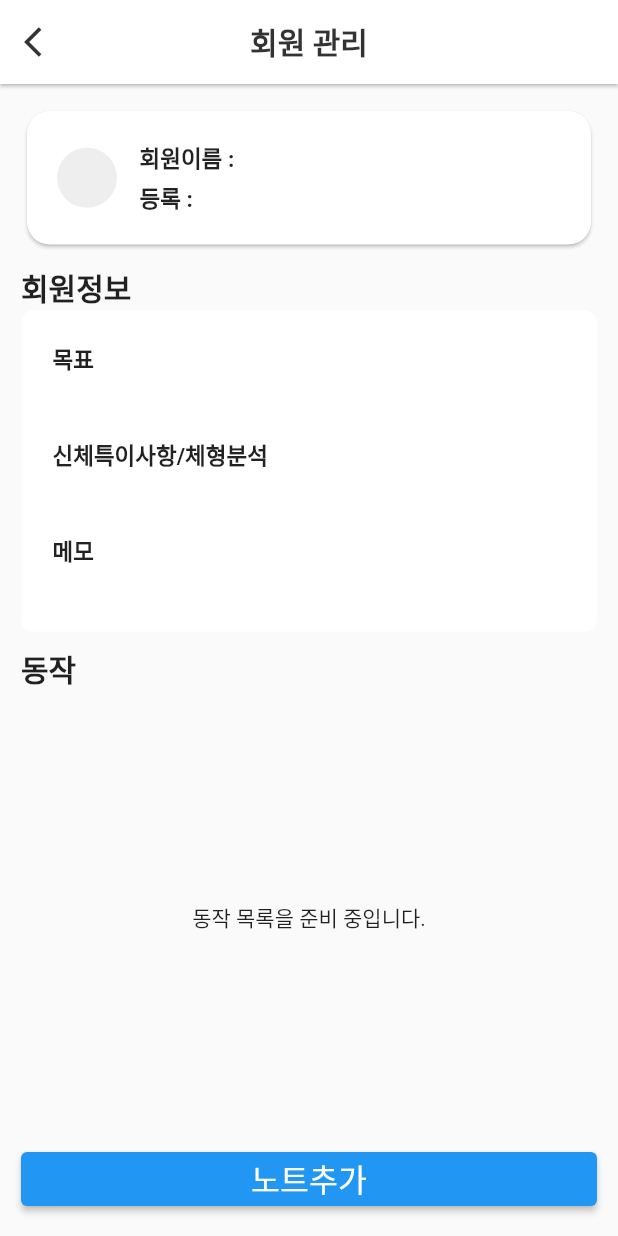
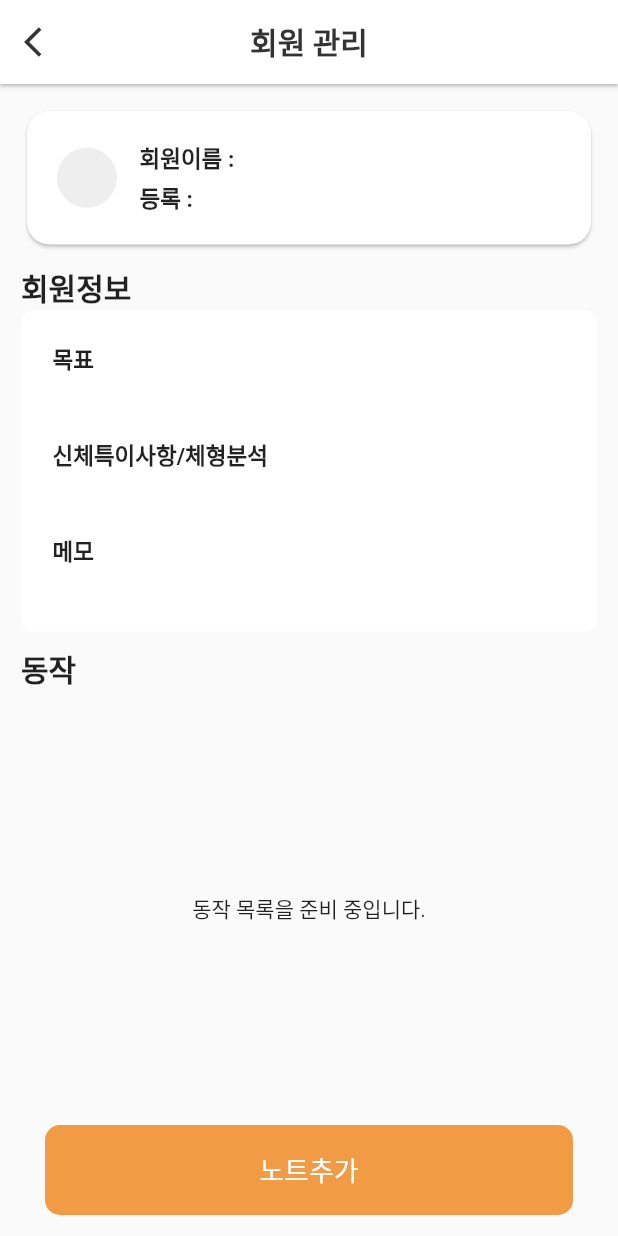
Before and after one commit to JuetEm/BetterCoach202, a Flutter app: the MemberInfo screen opened directly with empty values, on a phone screen of 412 x 824 dp. Run offline on Flutter 3.47's test engine with Material 2 defaults, Android fonts, the phone set to English and light mode, and no system bars; our stand-ins replace cloud_firestore, firebase_auth, firebase_core, firebase_storage, table_calendar; accounts and stored records are empty; Roboto replaces fonts that are missing (Pretendard).

Commit message:
note add button change

```diff
--- a/lib/memberInfo.dart
+++ b/lib/memberInfo.dart
@@ -198,19 +198,38 @@ class _MemberInfoState extends State<MemberInfo> {
 
                   /// 추가 버튼
                   ElevatedButton(
-                    child: Text("노트추가", style: TextStyle(fontSize: 21)),
+                    style: ElevatedButton.styleFrom(
+                      backgroundColor: Colors.transparent,
+                      shadowColor: Colors.transparent,
+                    ),
+                    child: Container(
+                      decoration: BoxDecoration(
+                        borderRadius: BorderRadius.all(
+                          Radius.circular(10.0),
+                        ),
+                        color: Palette.buttonOrange,
+                      ),
+                      height: 60,
+                      width: double.infinity,
+                      child: Column(
+                        mainAxisAlignment: MainAxisAlignment.center,
+                        crossAxisAlignment: CrossAxisAlignment.center,
+                        children: [
+                          Text(
+                            "노트추가",
+                            style: TextStyle(fontSize: 18),
+                          ),
+                        ],
+                      ),
+                    ),
                     onPressed: () {
                       print("노트추가");
-                      // create bucket
                       // 저장하기 성공시 Home로 이동
-                      Navigator.push(
-                        context,
-                        MaterialPageRoute(
-                          builder: (context) => LessonAdd(),
-                          // setting에서 arguments로 다음 화면에 회원 정보 넘기기
-                          settings: RouteSettings(
-                            arguments: userInfo,
-                          ),
+                      MaterialPageRoute(
+                        builder: (context) => LessonAdd(),
+                        // setting에서 arguments로 다음 화면에 회원 정보 넘기기
+                        settings: RouteSettings(
+                          arguments: userInfo,
                         ),
                       );
                     },
```
